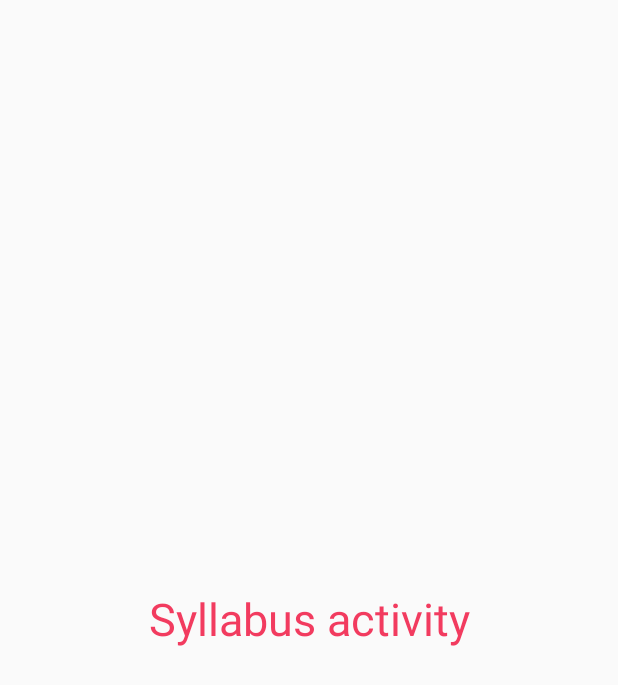
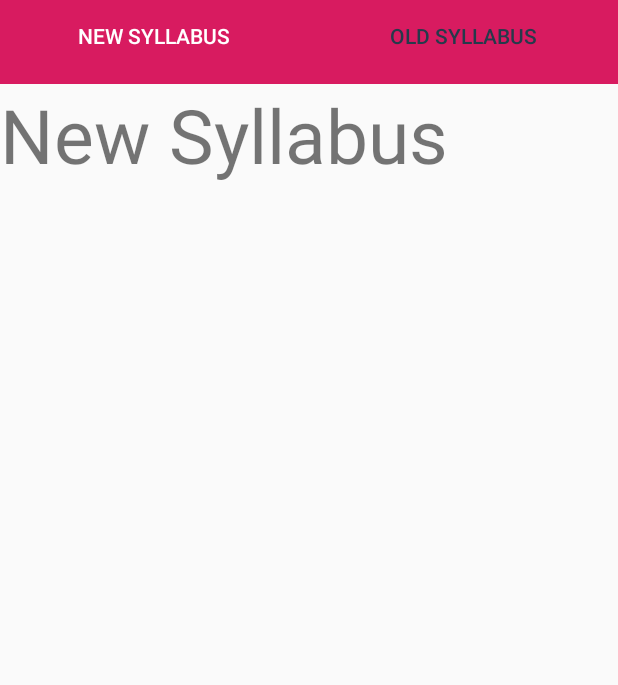
Before and after one commit to Abhi73017/CollegeBuddy, an Android app: the syllabus screen opened directly, with no data from a screen before it, on a phone screen of 412 x 824 dp. Shown: the top 685 px of the screen. Run offline under Robolectric (Android 15) with nearby library versions, the light colour scheme and no system bars.

Commit message:
syllabus tab created

```diff
--- a/app/build.gradle
+++ b/app/build.gradle
@@ -39,6 +39,7 @@ dependencies {
     implementation 'androidx.lifecycle:lifecycle-extensions:2.0.0'
     implementation 'androidx.navigation:navigation-fragment-ktx:2.0.0'
     implementation 'androidx.navigation:navigation-ui-ktx:2.0.0'
+    implementation 'com.android.support:support-v4:29.+'
     testImplementation 'junit:junit:4.12'
     androidTestImplementation 'androidx.test.ext:junit:1.1.1'
     androidTestImplementation 'androidx.test.espresso:espresso-core:3.2.0'
--- /dev/null
+++ b/app/src/main/java/com/example/collegebuddy/Adapters/SyllabusPagerAdapter.kt
@@ -0,0 +1,42 @@
+package com.example.collegebuddy.Adapters
+
+
+import androidx.fragment.app.Fragment
+import androidx.fragment.app.FragmentManager
+import androidx.fragment.app.FragmentPagerAdapter
+import com.example.collegebuddy.SyllabusFragments.NewSyllabus
+import com.example.collegebuddy.SyllabusFragments.OldSyllabus
+
+class SyllabusPagerAdapter(fm:FragmentManager) :FragmentPagerAdapter(fm,BEHAVIOR_RESUME_ONLY_CURRENT_FRAGMENT) {
+    override fun getItem(position: Int): Fragment {
+
+        return when (position){
+
+            1 ->{ OldSyllabus() }
+
+//
+            else->{
+                return NewSyllabus()
+            }
+        }
+    }
+
+    override fun getCount(): Int {
+
+        return 2
+    }
+
+
+    override fun getPageTitle(position: Int): CharSequence? {
+
+        return when(position){
+            1-> {"Old Syllabus"}
+
+            else -> {return "New Syllabus"}
+        }
+
+
+    }
+
+
+}
--- /dev/null
+++ b/app/src/main/java/com/example/collegebuddy/SyllabusFragments/NewSyllabus.kt
@@ -0,0 +1,30 @@
+package com.example.collegebuddy.SyllabusFragments
+
+
+import android.os.Bundle
+
+import android.view.LayoutInflater
+import android.view.View
+import android.view.ViewGroup
+import androidx.fragment.app.Fragment
+
+import com.example.collegebuddy.R
+
+
+
+class NewSyllabus : Fragment() {
+
+
+
+    override fun onCreateView(inflater: LayoutInflater, container: ViewGroup?,
+                              savedInstanceState: Bundle?): View? {
+
+        return inflater.inflate(R.layout.fragment_new_syllabus, container, false)
+    }
+
+//    override fun onViewCreated(view: View, savedInstanceState: Bundle?) {
+//        newsyltxt.text = "updated new syllabus"
+//    }
+
+
+}
--- /dev/null
+++ b/app/src/main/java/com/example/collegebuddy/SyllabusFragments/OldSyllabus.kt
@@ -0,0 +1,23 @@
+package com.example.collegebuddy.SyllabusFragments
+
+
+import android.os.Bundle
+
+import android.view.LayoutInflater
+import android.view.View
+import android.view.ViewGroup
+import androidx.fragment.app.Fragment
+import com.example.collegebuddy.R
+
+
+class OldSyllabus : Fragment() {
+
+    override fun onCreateView(inflater: LayoutInflater, container: ViewGroup?,
+                              savedInstanceState: Bundle?): View? {
+        // Inflate the layout for this fragment
+        return inflater.inflate(R.layout.fragment_old_syllabus, container, false)
+    }
+
+
+
+}
--- a/app/src/main/java/com/example/collegebuddy/syllabus.kt
+++ b/app/src/main/java/com/example/collegebuddy/syllabus.kt
@@ -2,11 +2,24 @@ package com.example.collegebuddy
 
 import androidx.appcompat.app.AppCompatActivity
 import android.os.Bundle
+import com.example.collegebuddy.Adapters.SyllabusPagerAdapter
+
+import kotlinx.android.synthetic.main.activity_syllabus.*
 
 class syllabus : AppCompatActivity() {
 
     override fun onCreate(savedInstanceState: Bundle?) {
         super.onCreate(savedInstanceState)
         setContentView(R.layout.activity_syllabus)
+
+        var fragmentAdapter = SyllabusPagerAdapter(supportFragmentManager)
+
+        viewPagerSyllabus.adapter = fragmentAdapter
+
+        tabs.setupWithViewPager(viewPagerSyllabus)
+
+
+
     }
+
 }
--- a/app/src/main/res/layout/activity_syllabus.xml
+++ b/app/src/main/res/layout/activity_syllabus.xml
@@ -6,14 +6,41 @@
     android:layout_height="match_parent"
     tools:context=".syllabus">
 
-    <TextView
-        android:id="@+id/textView5"
-        android:layout_width="wrap_content"
+
+    <androidx.appcompat.widget.Toolbar
+        android:id="@+id/syllabus_toolbar"
+        android:layout_width="match_parent"
         android:layout_height="wrap_content"
-        android:text="Syllabus activity"
-        android:textColor="@color/colorPrimary"
-        android:textSize="30sp" app:layout_constraintBottom_toBottomOf="parent"
-        app:layout_constraintEnd_toEndOf="parent"
-        app:layout_constraintStart_toStartOf="parent"
-        app:layout_constraintTop_toTopOf="parent" />
+        android:background="?attr/colorAccent"
+        android:minHeight="?attr/actionBarSize"
+         />
+
+    <com.google.android.material.tabs.TabLayout
+        android:id="@+id/tabs"
+        android:layout_width="match_parent"
+        android:layout_height="wrap_content"
+        app:tabSelectedTextColor="@color/white"
+        app:tabTextColor="@color/grey">
+
+        <com.google.android.material.tabs.TabItem
+            android:id="@+id/tabNewsyl"
+            android:layout_width="wrap_content"
+            android:layout_height="wrap_content"
+            android:text="New Syllabus" />
+
+        <com.google.android.material.tabs.TabItem
+            android:id="@+id/tabOldsyl"
+            android:layout_width="wrap_content"
+            android:layout_height="wrap_content"
+            android:text="Old Syllabus" />
+
+    </com.google.android.material.tabs.TabLayout>
+
+    <androidx.viewpager.widget.ViewPager
+        android:id="@+id/viewPagerSyllabus"
+        android:layout_width="match_parent"
+        android:layout_height="match_parent"
+
+        tools:layout_editor_absoluteX="16dp"
+        tools:layout_editor_absoluteY="119dp" />
 </androidx.constraintlayout.widget.ConstraintLayout>
--- /dev/null
+++ b/app/src/main/res/layout/fragment_new_syllabus.xml
@@ -0,0 +1,17 @@
+<?xml version="1.0" encoding="utf-8"?>
+<androidx.constraintlayout.widget.ConstraintLayout xmlns:android="http://schemas.android.com/apk/res/android"
+    xmlns:tools="http://schemas.android.com/tools"
+    android:layout_width="match_parent"
+    android:layout_height="match_parent"
+    android:paddingTop="?attr/actionBarSize"
+    tools:context=".SyllabusFragments.NewSyllabus">
+
+    <!-- TODO: Update blank fragment layout -->
+    <TextView
+        android:id="@+id/newsyltxt"
+        android:textSize="50dp"
+        android:layout_width="match_parent"
+        android:layout_height="match_parent"
+        android:text="New Syllabus" />
+
+</androidx.constraintlayout.widget.ConstraintLayout>
--- a/app/src/main/res/values/strings.xml
+++ b/app/src/main/res/values/strings.xml
@@ -4,4 +4,7 @@
     <string name="title_home">Home</string>
     <string name="title_dashboard">Dashboard</string>
     <string name="title_notifications">Notifications</string>
+
+    <!-- TODO: Remove or change this placeholder text -->
+    <string name="hello_blank_fragment">Hello blank fragment</string>
 </resources>
```
Also changed, not shown: app/src/main/java/com/example/collegebuddy/fragment_home.kt (+9 -1 lines), app/src/main/res/layout/activity_login.xml (+6 -7 lines), app/src/main/res/layout/fragment_old_syllabus.xml (added, +17 -0 lines).
